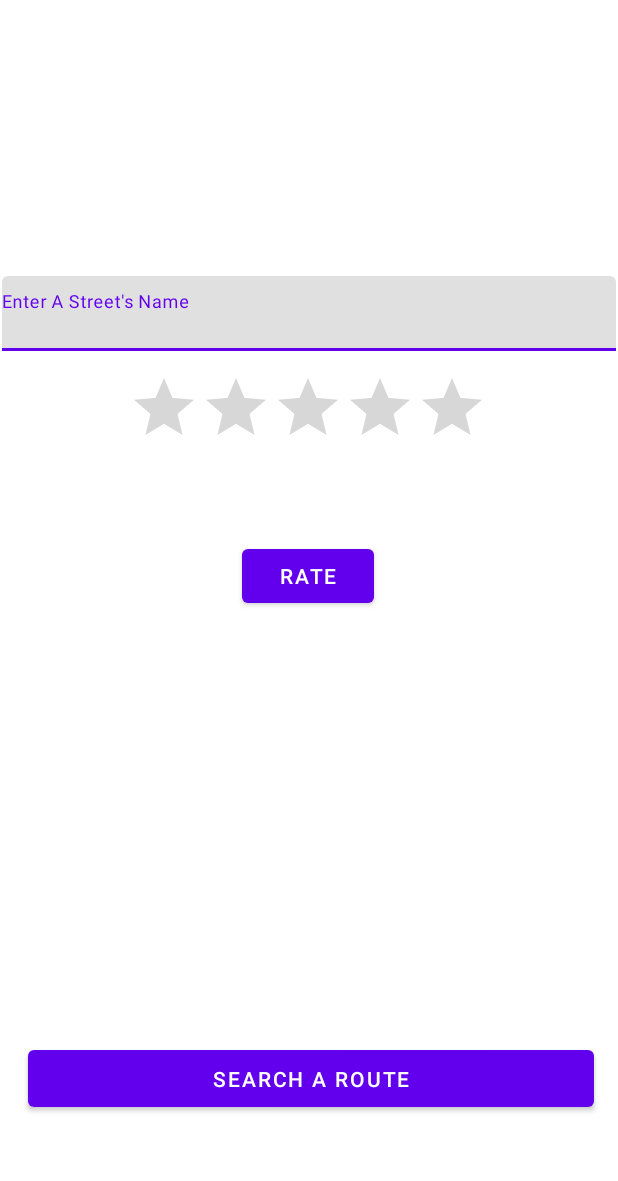
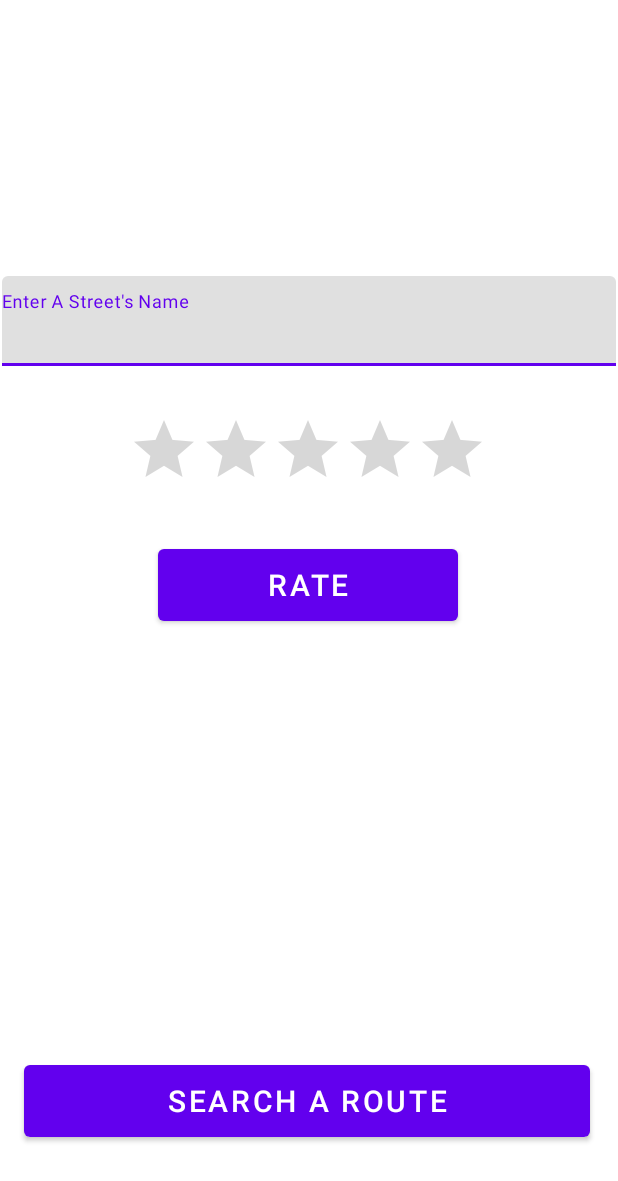
Before and after one commit to joloponogo/Resilience-Hackathon, an Android app: the layout fragment_second.xml on its own in the app's theme, with its tools: preview values and no code run, on a phone screen of 412 x 824 dp. Shown: the top 1181 px of the screen. Run offline under Robolectric (Android 15) with nearby library versions, the phone set to English and light mode, and no system bars.

Commit message:
FRONTEND DONE

```diff
--- a/test2/app/src/main/java/com/example/test1/FirstFragment.java
+++ b/test2/app/src/main/java/com/example/test1/FirstFragment.java
@@ -46,7 +46,7 @@ public class FirstFragment extends Fragment {
                 AutoCompleteTextView pointB = binding.getRoot().findViewById(R.id.end);
                 // showing results for debugging purposes
                 // pointA.setText("OK " + pointB.getText());
-                // pointB.setText("Boomer");
+                // pointB.setText("Also OK");
             }
         });
     }
--- a/test2/app/src/main/res/layout/activity_main.xml
+++ b/test2/app/src/main/res/layout/activity_main.xml
@@ -9,7 +9,7 @@
     <org.osmdroid.views.MapView
         android:id="@+id/map"
         android:layout_width="fill_parent"
-        android:layout_height="fill_parent" />
+        android:layout_height="match_parent" />
 
 
     <com.google.android.material.appbar.AppBarLayout
--- a/test2/app/src/main/res/layout/fragment_second.xml
+++ b/test2/app/src/main/res/layout/fragment_second.xml
@@ -9,20 +9,22 @@
     <Button
         android:id="@+id/button_second"
         android:layout_width="377dp"
-        android:layout_height="50dp"
-        android:layout_marginBottom="80dp"
+        android:layout_height="60dp"
+        android:layout_marginBottom="60dp"
         android:text="@string/secondFragment"
+        android:textSize="20dp"
         app:layout_constraintBottom_toBottomOf="parent"
         app:layout_constraintEnd_toEndOf="parent"
-        app:layout_constraintHorizontal_bias="0.529"
+        app:layout_constraintHorizontal_bias="0.47"
         app:layout_constraintStart_toStartOf="parent" />
 
     <Button
         android:id="@+id/rateButton"
-        android:layout_width="wrap_content"
-        android:layout_height="wrap_content"
+        android:layout_width="200dp"
+        android:layout_height="60dp"
         android:layout_marginTop="360dp"
         android:text="Rate"
+        android:textSize="20sp"
         app:layout_constraintEnd_toEndOf="parent"
         app:layout_constraintHorizontal_bias="0.498"
         app:layout_constraintStart_toStartOf="parent"
@@ -32,7 +34,7 @@
         android:id="@+id/ratingBar"
         android:layout_width="wrap_content"
         android:layout_height="wrap_content"
-        android:layout_marginTop="248dp"
+        android:layout_marginTop="276dp"
         app:layout_constraintEnd_toEndOf="parent"
         app:layout_constraintHorizontal_bias="0.497"
         app:layout_constraintStart_toStartOf="parent"
@@ -51,7 +53,7 @@
         <AutoCompleteTextView
             android:id="@+id/streetSuggestions"
             android:layout_width="match_parent"
-            android:layout_height="50dp"
+            android:layout_height="60dp"
             android:hint="Enter A Street's Name" />
 
     </com.google.android.material.textfield.TextInputLayout>
```
Also changed, not shown: test2/app/src/main/res/layout/fragment_first.xml (+5 -4 lines).
